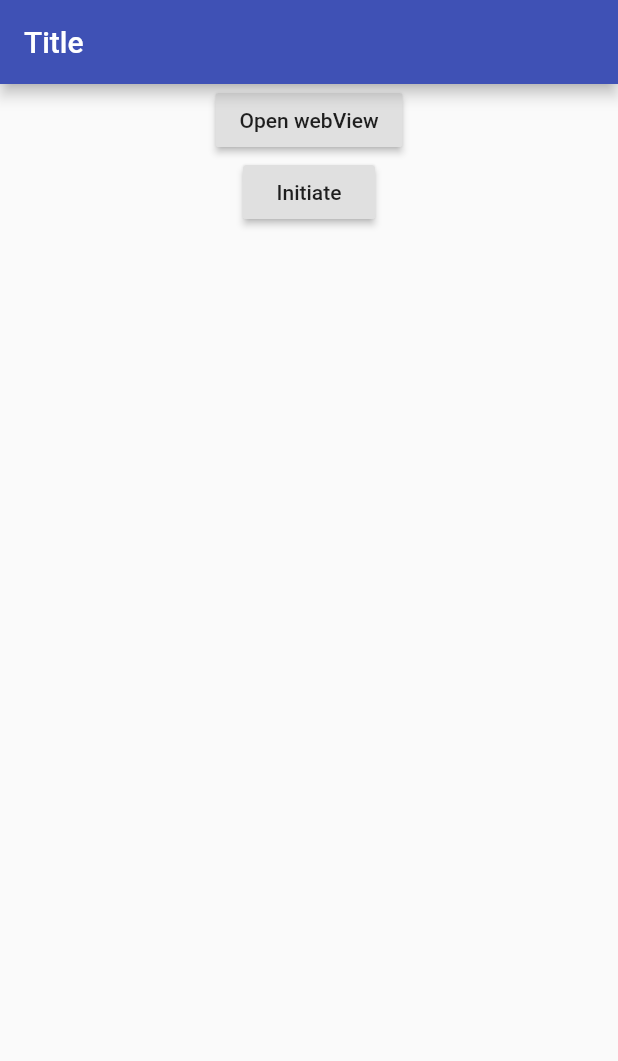
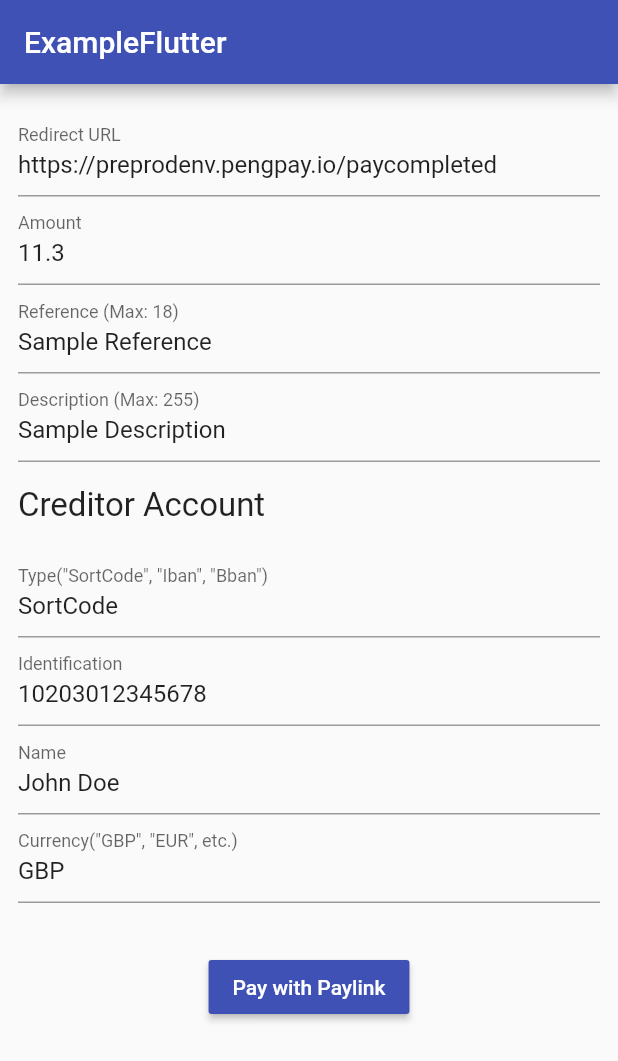
Before and after one commit to ecospend/PayByBankSDK-iOS, a Flutter app: the screen it shows after launch, on a phone screen of 412 x 824 dp. Shown: the top 1061 px of the screen. Run offline on Flutter 3.47's test engine with Material 2 defaults, Android fonts, the phone set to English and light mode, and no system bars.

Commit message:
Add initiate payment form for Flutter

```diff
--- a/ExampleFlutter/exampleflutter/lib/main.dart
+++ b/ExampleFlutter/exampleflutter/lib/main.dart
@@ -16,7 +16,7 @@ class MyApp extends StatelessWidget {
       theme: ThemeData(
         primarySwatch: Colors.indigo,
       ),
-      home: const MyHomePage(title: 'Title'),
+      home: const MyHomePage(title: 'ExampleFlutter'),
     );
   }
 }
@@ -34,6 +34,28 @@ class _MyHomePageState extends State<MyHomePage> {
 
   static const platform = const MethodChannel("paylink/flutter");
 
+  final redirectURLController = TextEditingController();
+  final amountController = TextEditingController();
+  final referenceController = TextEditingController();
+  final descriptionController = TextEditingController();
+  final accountTypeController = TextEditingController();
+  final identificationController = TextEditingController();
+  final nameController = TextEditingController();
+  final currencyController = TextEditingController();
+
+   @override
+  void initState() {
+    super.initState();
+    redirectURLController.text = "https://preprodenv.pengpay.io/paycompleted";
+    amountController.text = "11.3";
+    referenceController.text = "Sample Reference";
+    descriptionController.text = "Sample Description";
+    accountTypeController.text = "SortCode";
+    identificationController.text = "10203012345678";
+    nameController.text = "John Doe";
+    currencyController.text = "GBP";
+  }
+
   @override
   Widget build(BuildContext context) {
     return Scaffold(
@@ -41,50 +63,88 @@ class _MyHomePageState extends State<MyHomePage> {
         title: Text(widget.title),
       ),
       body: Center(
-        child: Column(
+        child: Column (
           children: [
-              RaisedButton(
-                child: Text("Open webView"),
-                onPressed: () {
-                  open();
-                }),
-                RaisedButton(
-                child: Text("Initiate"),
+                  ListView(
+                      shrinkWrap: true,
+                      padding: EdgeInsets.symmetric(horizontal: 12, vertical: 16),
+                      children: [
+                        TextFormField(
+                        controller: redirectURLController,
+                        decoration: const InputDecoration(
+                          border: UnderlineInputBorder(),
+                          labelText: 'Redirect URL',
+                        ),
+                      ),
+                      TextFormField(
+                        controller: amountController,
+                        decoration: const InputDecoration(
+                          border: UnderlineInputBorder(),
+                          labelText: 'Amount',
+                        ),
+                      ),
+                      TextFormField(
+                        controller: referenceController,
+                        decoration: const InputDecoration(
+                          border: UnderlineInputBorder(),
+                          labelText: 'Reference (Max: 18)',
+                        ),
+                      ),
+                      TextFormField(
+                        controller: descriptionController,
+                        decoration: const InputDecoration(
+                          border: UnderlineInputBorder(),
+                          labelText: 'Description (Max: 255)',
+                        ),
+                      ),
+                      Padding(
+                        padding: EdgeInsets.fromLTRB(0, 16, 0, 16),
+                        child: Text('Creditor Account',
+                        style: TextStyle(fontSize: 22))),
+                      TextFormField(
+                        controller: accountTypeController,
+                        decoration: const InputDecoration(
+                          border: UnderlineInputBorder(),
+                          labelText: 'Type("SortCode", "Iban", "Bban")',
+                        ),
+                      ),
+                      TextFormField(
+                        controller: identificationController,
+                        decoration: const InputDecoration(
+                          border: UnderlineInputBorder(),
+                          labelText: 'Identification',
+                        ),
+                      ),
+                      TextFormField(
+                        controller: nameController,
+                        decoration: const InputDecoration(
+                          border: UnderlineInputBorder(),
+                          labelText: 'Name',
+                        ),
+                      ),
+                      TextFormField(
+                        controller: currencyController,
+                        decoration: const InputDecoration(
+                          border: UnderlineInputBorder(),
+                          labelText: 'Currency("GBP", "EUR", etc.)',
+                        ),
+                      ),
+                    ],
+              ),
+             Padding(
+              padding: EdgeInsets.fromLTRB(0, 16, 0, 16),
+              child: RaisedButton(
+                child: Text("Pay with Paylink"),
+                color: Colors.indigo,
+                textColor: Colors.white,
                 onPressed: () {
                   initiate();
-                }),
-            ],
+                })
+                ),
+          ]
+        )
       ),
-      ),
-
     );
-  }
-
-  void beep() async {
-    String value;
-
-    try {
-      value = await platform.invokeMethod("beep");
-      print(value);
-    } catch(e) {
-      print(e);
-    }
-  }
-
-  void configure() async {
-    String value;
-
-    Map<String, String> arguments = {
-      "clientID": "client-id",
-      "clientSecret": "client-secret",
-    };
-
-    try {
-      value = await platform.invokeMethod("configure", arguments);
-      print(value);
-    } catch(e) {
-      print(e);
-    }
   }
 
   void open() async {
@@ -103,23 +163,24 @@ class _MyHomePageState extends State<MyHomePage> {
   }
 
   void initiate() async {
-   dynamic value;
+    Map<String, dynamic> value;
 
     Map<String, dynamic> arguments = {
-      "amount" : 1,
-      "redirect_url" : "https://preprodenv.pengpay.io/paycompleted",
-      "reference" : "Sample Reference",
-      "description" : "Sample Description",
+      "amount" :  double.tryParse(amountController.text) ?? 0,
+      "redirect_url" : redirectURLController.text,
+      "reference" : referenceController.text,
+      "description" : descriptionController.text,
       "creditor_account" : {
-        "currency" : "GBP",
-        "identification" : "10203012345678",
-        "type" : "SortCode",
-        "name" : "John Doe"
+        "currency" : currencyController.text,
+        "identification" : identificationController.text,
+        "type" : accountTypeController.text,
+        "name" : nameController.text
       }
     };
 
     try {
       value = await platform.invokeMethod("initiate", arguments);
+      // FIXME: value = Null
       print(value);
     } catch(e) {
       print("error" + e.toString());
```
Also changed, not shown: 6 other files.
